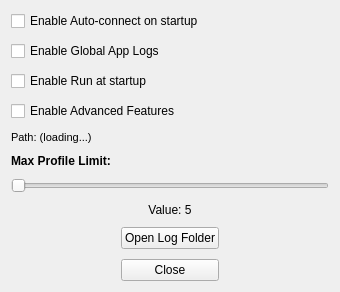
Qt form pygui/dialogs/settings.ui (Arean82/Tailscale-Headscale-Client) before a commit.
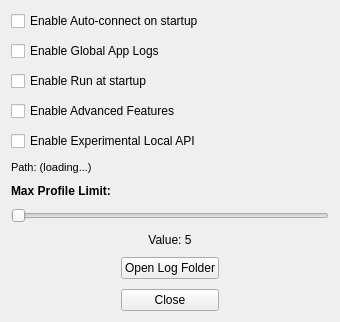
The same form after that commit.

Commit message: feat: implement settings infrastructure, local API integration, and encrypted profile management

```diff
--- a/pygui/dialogs/settings.ui
+++ b/pygui/dialogs/settings.ui
@@ -7,7 +7,7 @@
     <x>0</x>
     <y>0</y>
     <width>340</width>
-    <height>260</height>
+    <height>290</height>
    </rect>
   </property>
   <property name="windowTitle">
@@ -50,6 +50,13 @@
         </property>
        </widget>
      </item>
+     <item>
+      <widget class="QCheckBox" name="chkUseLocalAPI">
+       <property name="text">
+        <string>Enable Experimental Local API</string>
+       </property>
+      </widget>
+     </item>
      <item>
       <widget class="QLabel" name="labelLogPath">
        <property name="font">
```
Lines whose indentation alone changed are shown as unchanged. The commit also changes 9 other files.
